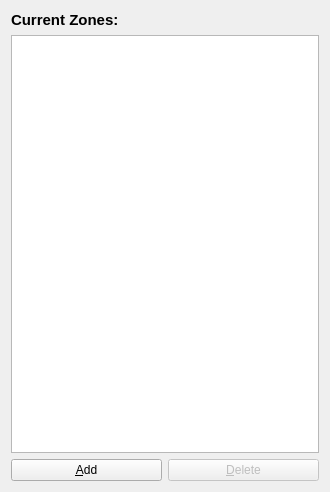
Old version of the form Modules/USUI/USNavigationUI/Qmitk/QmitkUSZoneManagementWidget.ui in the repository MITK/MITK.
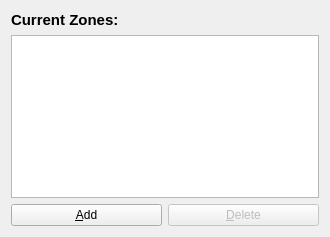
New version of the form. Icons and pictures are not drawn.

Commit message: Interactions for zone creation implemented.

Patch:
```diff
--- a/Modules/USUI/USNavigationUI/Qmitk/QmitkUSZoneManagementWidget.ui
+++ b/Modules/USUI/USNavigationUI/Qmitk/QmitkUSZoneManagementWidget.ui
@@ -7,7 +7,7 @@
     <x>0</x>
     <y>0</y>
     <width>330</width>
-    <height>492</height>
+    <height>237</height>
    </rect>
   </property>
   <property name="windowTitle">
@@ -30,6 +30,12 @@
    </item>
    <item>
     <widget class="QTableView" name="CurrentZonesTable">
+     <property name="sizePolicy">
+      <sizepolicy hsizetype="Expanding" vsizetype="Expanding">
+       <horstretch>0</horstretch>
+       <verstretch>0</verstretch>
+      </sizepolicy>
+     </property>
      <property name="selectionBehavior">
       <enum>QAbstractItemView::SelectRows</enum>
      </property>
```
The commit also changes 9 other files.
